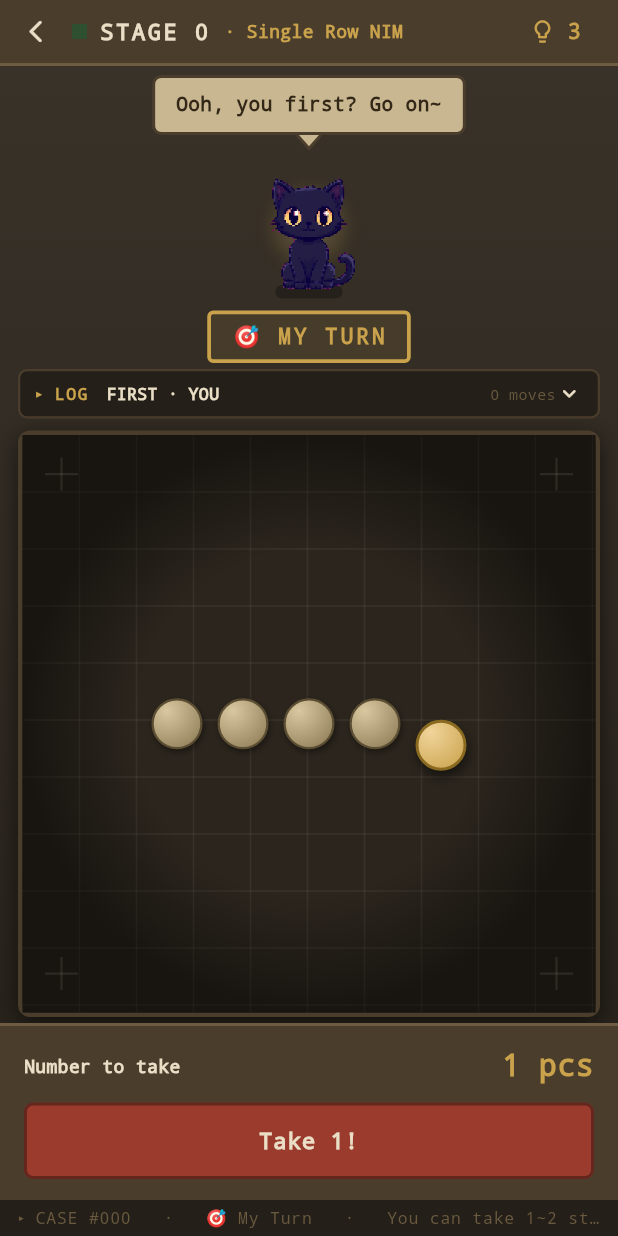
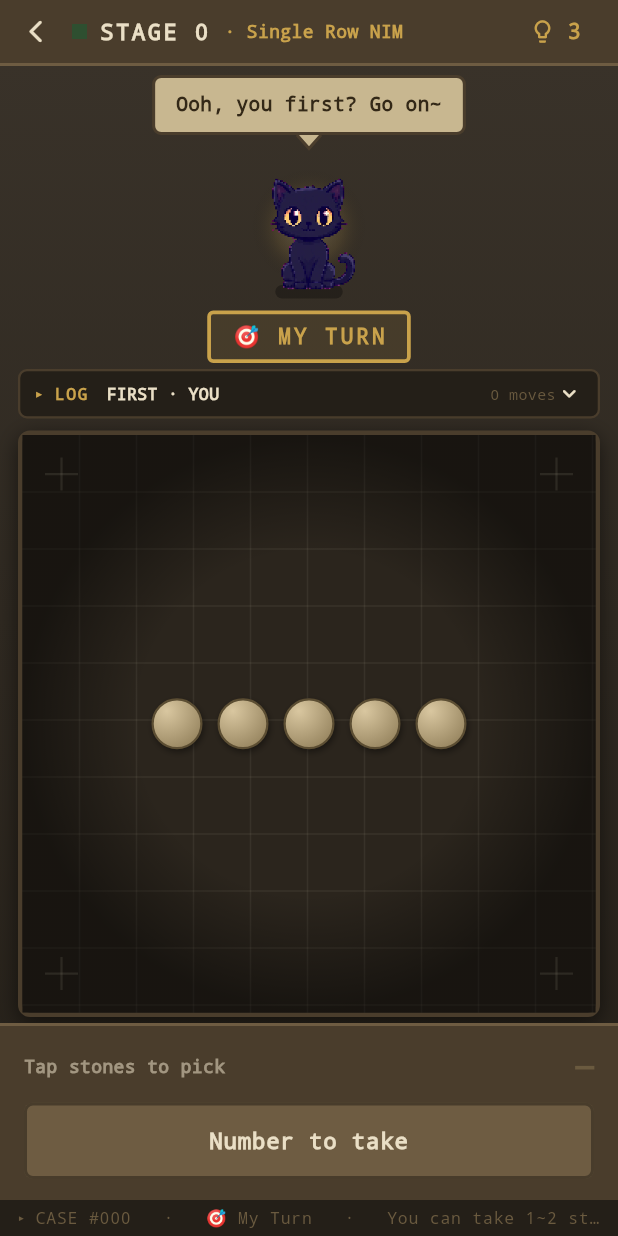
Before and after one commit to rnak24-lab/MATH-GAME, a Flutter app: the GameScreen screen opened directly with empty values, after a tap on "Me first!", on a phone screen of 412 x 824 dp. Run offline on Flutter 3.47's test engine with Material 3 defaults, Android fonts, the phone set to English and light mode, and no system bars; our stand-ins replace google_mobile_ads, shared_preferences, webview_flutter; accounts and stored records are empty.

Commit message:
fix(nim): AI 지는 포지션 랜덤화 + 돌 선택 토글/미리선택 제거
- nim_engine: 지는 포지션에서 무조건 1개/고정분할 → 랜덤 개수·랜덤 줄·랜덤 분할 (난이도·변수)
- game_screen: 내 턴 시작 시 미리선택 제거(_selectedCount 0), 선택 0개면 Take 비활성
- 돌 선택 토글: 경계 돌 재탭 시 1개씩 내려놓기(0까지) — 1↔2 동일 버튼 "쥐었다 내려놓기"
- app_strings: tapToSelect 키 추가

Co-Authored-By: Claude Opus 4.8 <noreply@anthropic.com>

```diff
--- a/math_game_flutter/lib/l10n/app_strings.dart
+++ b/math_game_flutter/lib/l10n/app_strings.dart
@@ -206,6 +206,10 @@ class AppStrings {
     'takeCount': {
       'en': 'Number to take',
       'ko': '가져갈 개수',
+    },
+    'tapToSelect': {
+      'en': 'Tap stones to pick',
+      'ko': '돌을 탭해 선택',
     },
     'takeNStones': {
       'en': 'Take {0}!',
--- a/math_game_flutter/lib/screens/game_screen.dart
+++ b/math_game_flutter/lib/screens/game_screen.dart
@@ -60,7 +60,7 @@ class _GameScreenState extends State<GameScreen> with TickerProviderStateMixin {
 
   // Selection state
   int _selectedRow = 0;
-  int _selectedCount = 1;
+  int _selectedCount = 0; // 0 = 아무 돌도 안 집은 상태 (턴 시작 시 미리선택 없음)
   int _selectedPile = 0;
   int _splitA = 1;
 
@@ -249,6 +249,7 @@ class _GameScreenState extends State<GameScreen> with TickerProviderStateMixin {
       _currentTurn = first;
       _phase = GamePhase.playing;
       _consecutiveLossTurns = 0;
+      _selectedCount = 0;
       _firstMover = first;
       _moveLog.clear();
       _addLog(first == TurnOwner.player ? 'START · YOU first' : 'START · MIDNIGHT first');
@@ -456,7 +457,8 @@ class _GameScreenState extends State<GameScreen> with TickerProviderStateMixin {
     if (_phase != GamePhase.playing ||
         _currentTurn != TurnOwner.player ||
         _isAiAnimating ||
-        _leaving) return;
+        _leaving ||
+        _selectedCount < 1) return;
     setState(() => _leaving = true);
     Future.delayed(const Duration(milliseconds: 360), () {
       if (!mounted) return;
@@ -493,7 +495,7 @@ class _GameScreenState extends State<GameScreen> with TickerProviderStateMixin {
       }
       _turnCount++;
       _currentTurn = TurnOwner.midnight;
-      _selectedCount = 1;
+      _selectedCount = 0;
     });
 
     if (!_checkGameOver()) {
@@ -589,6 +591,7 @@ class _GameScreenState extends State<GameScreen> with TickerProviderStateMixin {
       _turnCount++;
       _currentTurn = TurnOwner.player;
       _isAiAnimating = false;
+      _selectedCount = 0; // 내 턴 시작: 미리선택 없음
     });
 
     if (!_checkGameOver()) {
@@ -1235,16 +1238,27 @@ class _GameScreenState extends State<GameScreen> with TickerProviderStateMixin {
     return _buildStonesBoard();
   }
 
-  /// 돌을 탭해 가져갈 만큼 선택 → 선택된 돌은 내 쪽(아래)으로 슥 내려온다.
+  /// 돌을 탭해 가져갈 만큼 선택 (쥐었다 내려놓기).
+  /// - 선택 안 된 돌을 탭: 그 돌 ~ 끝까지 집어 내려옴 (count = len - i)
+  /// - 현재 "경계 돌"(가장 왼쪽으로 집힌 돌)을 다시 탭: 그 한 개를 내려놓음 (count - 1)
+  ///   → 1개일 때 2개 만드는 돌과 2개일 때 1개 만드는 돌이 동일.
   void _selectStone(int rowIdx, int tappedIndex) {
     if (_currentTurn != TurnOwner.player || _isAiAnimating || _leaving) return;
     final len = _rows[rowIdx];
-    int count = len - tappedIndex; // 탭한 돌 ~ 끝까지 선택
-    if (_config.mode == GameMode.singleRow) {
-      count = count.clamp(1, _config.maxTake);
+    int count;
+    final bool tappedBoundary = rowIdx == _selectedRow &&
+        _selectedCount > 0 &&
+        tappedIndex == len - _selectedCount;
+    if (tappedBoundary) {
+      count = _selectedCount - 1; // 내려놓기 (0까지 가능 = 전부 내려놓음)
     } else {
-      count = count.clamp(1, len);
-    }
+      count = len - tappedIndex; // 집기
+    }
+    if (_config.mode == GameMode.singleRow && count > _config.maxTake) {
+      count = _config.maxTake;
+    }
+    if (count < 0) count = 0;
+    if (count > len) count = len;
     setState(() {
       _selectedRow = rowIdx;
       _selectedCount = count;
@@ -1393,7 +1407,8 @@ class _GameScreenState extends State<GameScreen> with TickerProviderStateMixin {
       maxCanTake = maxCanTake.clamp(1, _config.maxTake);
     }
     if (_selectedCount > maxCanTake) _selectedCount = maxCanTake;
-    if (_selectedCount < 1) _selectedCount = 1;
+    if (_selectedCount < 0) _selectedCount = 0;
+    final bool hasSel = _selectedCount > 0;
 
     return Column(
       mainAxisSize: MainAxisSize.min,
@@ -1402,23 +1417,25 @@ class _GameScreenState extends State<GameScreen> with TickerProviderStateMixin {
           mainAxisAlignment: MainAxisAlignment.spaceBetween,
           children: [
             Text(
-              _rows.length > 1
-                  ? s.get('takeFromRow', ['${_selectedRow + 1}'])
-                  : s.get('takeCount'),
-              style: const TextStyle(
+              hasSel
+                  ? (_rows.length > 1
+                      ? s.get('takeFromRow', ['${_selectedRow + 1}'])
+                      : s.get('takeCount'))
+                  : s.get('tapToSelect'),
+              style: TextStyle(
                 fontFamily: _mono,
                 fontSize: 12,
                 fontWeight: FontWeight.w700,
-                color: _Pal.cream,
+                color: hasSel ? _Pal.cream : _Pal.cream.withOpacity(0.55),
               ),
             ),
             Text(
-              s.get('nPieces', ['$_selectedCount']),
-              style: const TextStyle(
+              hasSel ? s.get('nPieces', ['$_selectedCount']) : '—',
+              style: TextStyle(
                 fontFamily: _mono,
                 fontSize: 20,
                 fontWeight: FontWeight.w900,
-                color: _Pal.gold,
+                color: hasSel ? _Pal.gold : _Pal.inkSoft,
               ),
             ),
           ],
@@ -1427,8 +1444,10 @@ class _GameScreenState extends State<GameScreen> with TickerProviderStateMixin {
         SizedBox(
           width: double.infinity,
           child: _StampButton(
-            label: s.get('takeNStones', ['$_selectedCount']),
-            color: _Pal.alarm,
+            label: hasSel
+                ? s.get('takeNStones', ['$_selectedCount'])
+                : s.get('takeCount'),
+            color: hasSel ? _Pal.alarm : _Pal.frameHi,
             onTap: _confirmTake,
           ),
         ),
```
Also changed, not shown: math_game_flutter/lib/game/nim_engine.dart (+32 -16 lines).
